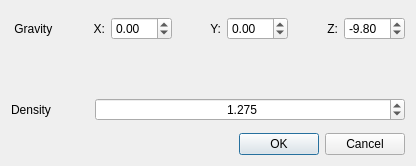
Before: the Qt Designer form worldsettings.ui in jacobmoroni/SnowGlobe, drawn with Qt 5.
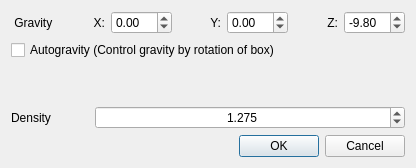
After: the same form once the commit is applied.

Patch:
```diff
--- a/worldsettings.ui
+++ b/worldsettings.ui
@@ -13,7 +13,23 @@
   <property name="windowTitle">
    <string>Dialog</string>
   </property>
-  <layout class="QGridLayout" name="gridLayout" rowstretch="0,0,0,0,0,0,0,0">
+  <layout class="QGridLayout" name="gridLayout" rowstretch="0,0,0,0,0,0,0,0,0,0,0">
+   <item row="5" column="0">
+    <spacer name="verticalSpacer">
+     <property name="orientation">
+      <enum>Qt::Vertical</enum>
+     </property>
+     <property name="sizeType">
+      <enum>QSizePolicy::Fixed</enum>
+     </property>
+     <property name="sizeHint" stdset="0">
+      <size>
+       <width>20</width>
+       <height>40</height>
+      </size>
+     </property>
+    </spacer>
+   </item>
    <item row="0" column="0" rowspan="2" colspan="2">
     <layout class="QHBoxLayout" name="horizontalLayout" stretch="1,1,0,1,0,1,0">
      <item>
@@ -91,7 +107,7 @@
      </item>
     </layout>
    </item>
-   <item row="3" column="0" rowspan="2" colspan="2">
+   <item row="6" column="0" rowspan="2" colspan="2">
     <layout class="QHBoxLayout" name="horizontalLayout_2" stretch="1,4">
      <item>
       <widget class="QLabel" name="density_label">
@@ -124,23 +140,7 @@
      </item>
     </layout>
    </item>
-   <item row="2" column="0">
-    <spacer name="verticalSpacer">
-     <property name="orientation">
-      <enum>Qt::Vertical</enum>
-     </property>
-     <property name="sizeType">
-      <enum>QSizePolicy::Fixed</enum>
-     </property>
-     <property name="sizeHint" stdset="0">
-      <size>
-       <width>20</width>
-       <height>40</height>
-      </size>
-     </property>
-    </spacer>
-   </item>
-   <item row="7" column="0" colspan="2">
+   <item row="10" column="0" colspan="2">
     <widget class="QDialogButtonBox" name="buttonBox">
      <property name="orientation">
       <enum>Qt::Horizontal</enum>
@@ -150,6 +150,16 @@
      </property>
     </widget>
    </item>
+   <item row="3" column="0">
+    <widget class="QCheckBox" name="checkBox">
+     <property name="text">
+      <string>Autogravity (Control gravity by rotation of box)</string>
+     </property>
+     <property name="checked">
+      <bool>false</bool>
+     </property>
+    </widget>
+   </item>
   </layout>
  </widget>
  <resources/>
```
